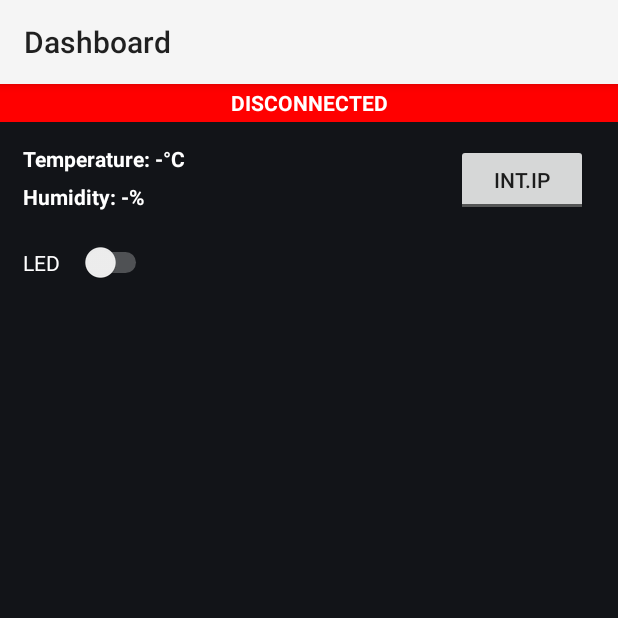
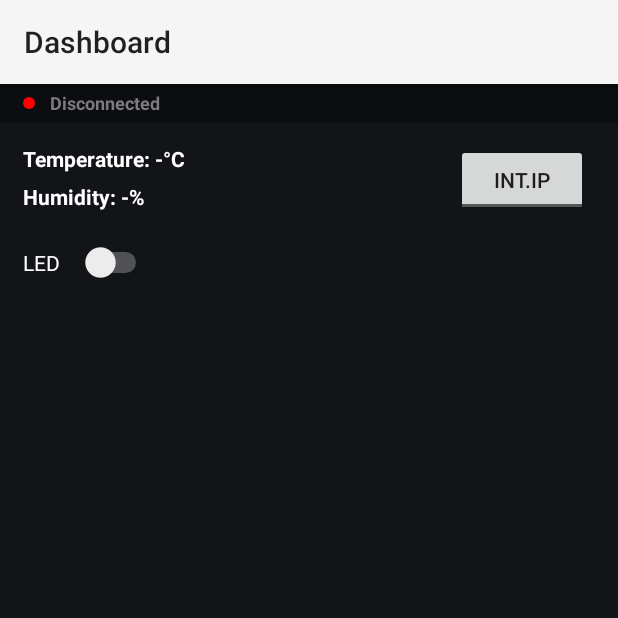
Before and after one commit to radjavi/smarthome, an Android app: the screen it shows after launch (MainActivity), on a phone screen of 412 x 824 dp, the top half of it. Run offline under Robolectric (Android 15) with nearby library versions, the phone set to English and light mode, and no system bars; libraries missing offline, so code that uses them is left out: com.github.nkzawa.emitter, com.github.nkzawa.socketio; 6 statements that could not run were skipped.

Commit message:
connection bar new design

```diff
--- a/android/app/src/main/java/radjavi/smarthome/MainFragment.java
+++ b/android/app/src/main/java/radjavi/smarthome/MainFragment.java
@@ -7,6 +7,7 @@ import android.content.Context;
 import android.content.Intent;
 import android.net.Uri;
 import android.net.wifi.WifiManager;
+import android.os.Build;
 import android.os.Bundle;
 import android.support.v4.app.Fragment;
 import android.support.v4.app.NotificationCompat;
@@ -15,6 +16,7 @@ import android.view.LayoutInflater;
 import android.view.View;
 import android.view.ViewGroup;
 import android.widget.CompoundButton;
+import android.widget.FrameLayout;
 import android.widget.LinearLayout;
 import android.widget.Switch;
 import android.widget.TextView;
@@ -52,7 +54,7 @@ public class MainFragment extends Fragment {
     private String intIp = "http://192.168.0.101:8080"; // Internal IP
     private String extIp = "http://95.80.50.198:8080"; // External IP
     private Socket mSocket;
-    private LinearLayout connectionStatus;
+    private FrameLayout connectionStatus;
     private Switch ledSwitch;
     private ToggleButton ipToggle;
     private TextView tempText;
@@ -144,8 +146,13 @@ public class MainFragment extends Fragment {
             getActivity().runOnUiThread(new Runnable() {
                 @Override
                 public void run() {
-                    connectionStatusText.setText("CONNECTED");
-                    connectionStatus.setBackgroundColor(getResources().getColor(R.color.connected));
+                    connectionStatusText.setText("Connected");
+                    if (Build.VERSION.SDK_INT >= Build.VERSION_CODES.JELLY_BEAN) {
+                        connectionStatus.setBackground(getResources().getDrawable(R.drawable.greencircle));
+                    }
+                    else {
+                        connectionStatus.setBackgroundColor(getResources().getColor(R.color.connected));
+                    }
                 }
             });
         }
@@ -157,8 +164,13 @@ public class MainFragment extends Fragment {
             getActivity().runOnUiThread(new Runnable() {
                 @Override
                 public void run() {
-                    connectionStatusText.setText("DISCONNECTED");
-                    connectionStatus.setBackgroundColor(getResources().getColor(R.color.disconnected));
+                    connectionStatusText.setText("Disconnected");
+                    if (Build.VERSION.SDK_INT >= Build.VERSION_CODES.JELLY_BEAN) {
+                        connectionStatus.setBackground(getResources().getDrawable(R.drawable.redcircle));
+                    }
+                    else {
+                        connectionStatus.setBackgroundColor(getResources().getColor(R.color.disconnected));
+                    }
                     tempText.setText("Temperature: -\u00b0C");
                     humidText.setText("Humidity: -%");
                 }
@@ -228,7 +240,7 @@ public class MainFragment extends Fragment {
         ledSwitch = (Switch) view.findViewById(R.id.ledSwitch);
         tempText = (TextView) view.findViewById(R.id.temperature);
         humidText = (TextView) view.findViewById(R.id.humidity);
-        connectionStatus = (LinearLayout) view.findViewById(R.id.connectionStatus);
+        connectionStatus = (FrameLayout) view.findViewById(R.id.connectionStatus);
         connectionStatusText = (TextView) view.findViewById(R.id.connectionStatusText);
 
         ledSwitch.setOnCheckedChangeListener(new CompoundButton.OnCheckedChangeListener() {
--- /dev/null
+++ b/android/app/src/main/res/drawable/greencircle.xml
@@ -0,0 +1,6 @@
+<?xml version="1.0" encoding="utf-8"?>
+<shape xmlns:android="http://schemas.android.com/apk/res/android"
+    android:shape="oval">
+    <solid
+        android:color="@color/connected"/>
+</shape>
--- /dev/null
+++ b/android/app/src/main/res/drawable/redcircle.xml
@@ -0,0 +1,6 @@
+<?xml version="1.0" encoding="utf-8"?>
+<shape xmlns:android="http://schemas.android.com/apk/res/android"
+    android:shape="oval">
+    <solid
+        android:color="@color/disconnected"/>
+</shape>
--- a/android/app/src/main/res/layout/fragment_main.xml
+++ b/android/app/src/main/res/layout/fragment_main.xml
@@ -7,20 +7,33 @@
     >
 
     <LinearLayout
-        android:id="@+id/connectionStatus"
-        android:background="@color/disconnected"
+        android:id="@+id/connectionBar"
+        android:background="@color/colorConnectionBar"
         android:layout_width="match_parent"
         android:layout_height="25dp"
         android:orientation="horizontal"
         >
 
+        <FrameLayout
+            android:id="@+id/connectionStatus"
+            android:background="@drawable/redcircle"
+            android:layout_width="8dp"
+            android:layout_height="8dp"
+            android:layout_marginLeft="15dp"
+            android:layout_gravity="center_vertical"
+            >
+
+        </FrameLayout>
+
         <TextView
             android:id="@+id/connectionStatusText"
-            android:textColor="@color/colorPrimaryLight"
+            android:textColor="#7c7c7c"
             android:layout_width="match_parent"
             android:layout_height="match_parent"
-            android:text="DISCONNECTED"
-            android:gravity="center"
+            android:text="Disconnected"
+            android:textSize="12dp"
+            android:layout_marginLeft="10dp"
+            android:gravity="center_vertical"
             android:textStyle="bold"
             />
 
--- a/android/app/src/main/res/values/colors.xml
+++ b/android/app/src/main/res/values/colors.xml
@@ -2,6 +2,7 @@
 <resources>
     <color name="colorPrimary">#121418</color>
     <color name="colorPrimaryDark">#000000</color>
+    <color name="colorConnectionBar">#0b0d10</color>
     <color name="colorPrimaryLight">#FFFFFF</color>
     <color name="colorAccent">#2157E0</color>
     <color name="connected">#2EFF36</color>
```
